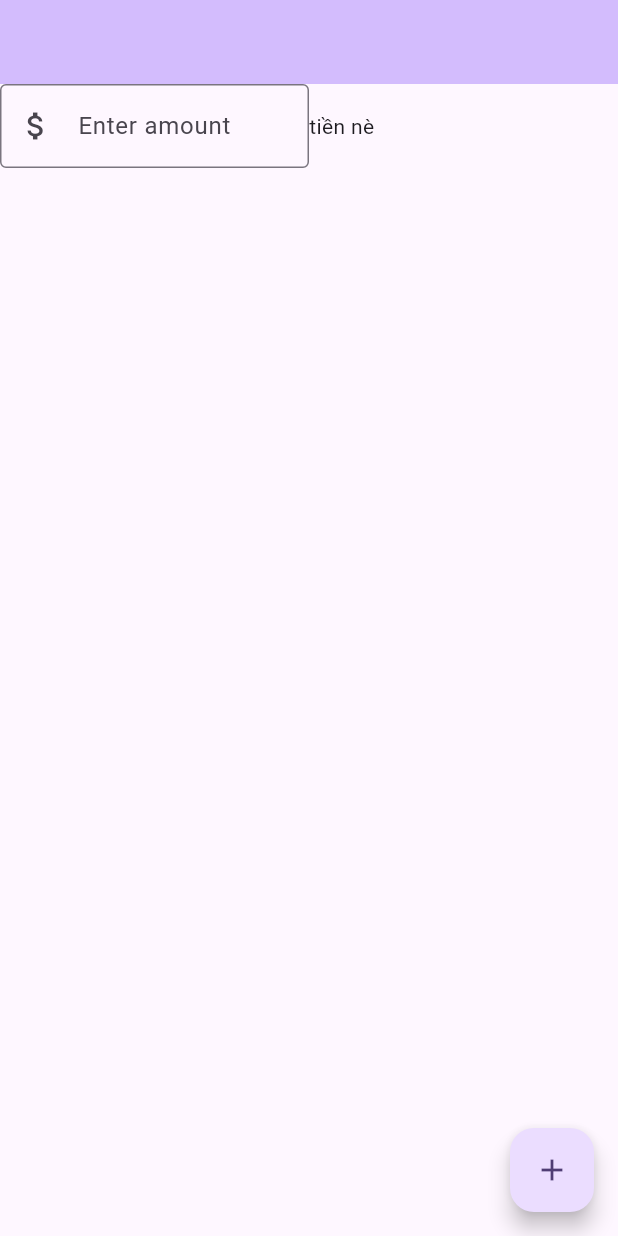
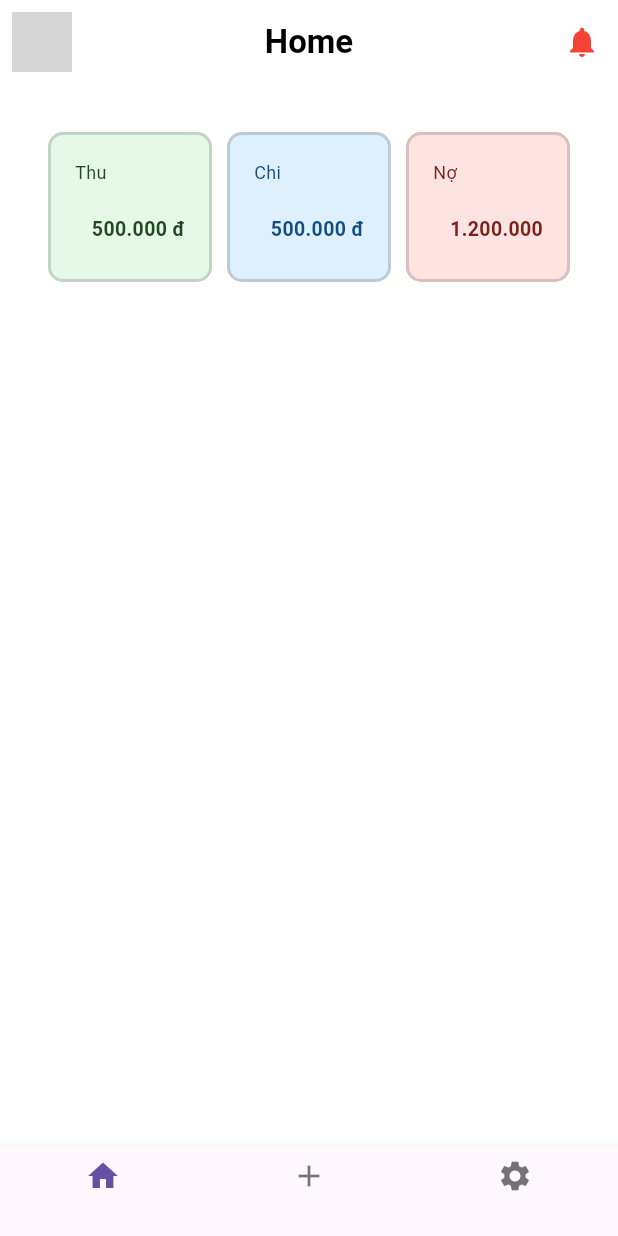
Before and after one commit to TinmaLai/GrowYourMoney, a Flutter app: the screen it shows after launch, on a phone screen of 412 x 824 dp. Run offline on Flutter 3.47's test engine with Material 3 defaults, Android fonts, the phone set to English and light mode, and no system bars; grey boxes are pictures that could not be loaded.

Commit message:
ve dc ti giao dien

```diff
--- a/lib/main.dart
+++ b/lib/main.dart
@@ -1,134 +1,258 @@
 import 'package:flutter/material.dart';
-import 'Input.dart';
 
 void main() {
-  runApp(const MyApp());
+  runApp(MyApp());
 }
 
 class MyApp extends StatelessWidget {
-  const MyApp({super.key});
-
-  // This widget is the root of your application.
   @override
   Widget build(BuildContext context) {
     return MaterialApp(
-      title: 'GYM - Grow Your Money',
-      theme: ThemeData(
-        // This is the theme of your application.
-        //
-        // TRY THIS: Try running your application with "flutter run". You'll see
-        // the application has a purple toolbar. Then, without quitting the app,
-        // try changing the seedColor in the colorScheme below to Colors.green
-        // and then invoke "hot reload" (save your changes or press the "hot
-        // reload" button in a Flutter-supported IDE, or press "r" if you used
-        // the command line to start the app).
-        //
-        // Notice that the counter didn't reset back to zero; the application
-        // state is not lost during the reload. To reset the state, use hot
-        // restart instead.
-        //
-        // This works for code too, not just values: Most code changes can be
-        // tested with just a hot reload.
-        colorScheme: ColorScheme.fromSeed(seedColor: Colors.deepPurple),
-        useMaterial3: true,
-      ),
-      home: const MyHomePage(),
+      home: HomeScreen(),
+      debugShowCheckedModeBanner: false, // Thêm dòng này để bỏ ruy băng debug
     );
   }
 }
 
-class MyHomePage extends StatefulWidget {
-  const MyHomePage({super.key});
-
-  // This widget is the home page of your application. It is stateful, meaning
-  // that it has a State object (defined below) that contains fields that affect
-  // how it looks.
-
-  // This class is the configuration for the state. It holds the values (in this
-  // case the title) provided by the parent (in this case the App widget) and
-  // used by the build method of the State. Fields in a Widget subclass are
-  // always marked "final".
-
-
-  @override
-  State<MyHomePage> createState() => _MyHomePageState();
-}
-
-class _MyHomePageState extends State<MyHomePage> {
-  List<MoneyInputField> moneyInputFields = [];
-  int _counter = 0;
-
-  void _incrementCounter() {
-    setState(() {
-      // This call to setState tells the Flutter framework that something has
-      // changed in this State, which causes it to rerun the build method below
-      // so that the display can reflect the updated values. If we changed
-      // _counter without calling setState(), then the build method would not be
-      // called again, and so nothing would appear to happen.
-      _counter++;
-    });
-
-  }
-
+class HomeScreen extends StatelessWidget {
   @override
   Widget build(BuildContext context) {
-    // This method is rerun every time setState is called, for instance as done
-    // by the _incrementCounter method above.
-    //
-    // The Flutter framework has been optimized to make rerunning build methods
-    // fast, so that you can just rebuild anything that needs updating rather
-    // than having to individually change instances of widgets.
     return Scaffold(
+      backgroundColor: Colors.white,
       appBar: AppBar(
-        // TRY THIS: Try changing the color here to a specific color (to
-        // Colors.amber, perhaps?) and trigger a hot reload to see the AppBar
-        // change color while the other colors stay the same.
-        backgroundColor: Theme.of(context).colorScheme.inversePrimary,
-        // Here we take the value from the MyHomePage object that was created by
-        // the App.build method, and use it to set our appbar title.
-      ),
-      body: Column(
-        children: [
-
-          Row(
-            mainAxisAlignment: MainAxisAlignment.start,
-            mainAxisSize: MainAxisSize.max,
-            children: [
-            Flexible(
-              child: MoneyInputField(
-                onChanged: (amount) {
-                  print('Entered amount: $amount');
-                  // You can perform further actions with the entered amount here
-                },
-              ),
+        backgroundColor: Colors.white,
+        elevation: 0,
+        leading: const Padding(
+          padding: EdgeInsets.all(8.0),
+          child: CircleAvatar(
+            backgroundImage:
+                AssetImage(''), // Thay bằng hình ảnh avatar của bạn
+          ),
+        ),
+        centerTitle: true,
+        title: const Text(
+          'Home',
+          style: TextStyle(
+            color: Colors.black,
+            fontWeight: FontWeight.bold,
+          ),
+        ),
+        actions: [
+          IconButton(
+            icon: const Icon(
+              Icons.notifications,
+              color: Colors.red,
             ),
-            const Flexible(
-              child: Text('tiền nè')
-            ),
-
-
-          ],)
-
+            onPressed: () {},
+          )
         ],
       ),
+      body: Padding(
+        padding: const EdgeInsets.all(16.0),
+        child: Column(
+          crossAxisAlignment: CrossAxisAlignment.start,
+          children: [
+              Padding(
+                  padding: EdgeInsets.all(16.0),
+                  child: Row(
+                    children: [
+                      Expanded(
+                        child: Container(
+                          height: 100.0, // Thiết lập chiều cao là 100
+                          width: 200.0, // Thiết lập chiều rộng là 200
+                          decoration: BoxDecoration(
+                            color: const Color.fromARGB(255, 90, 206, 93).withOpacity(0.15),
+                            borderRadius: const BorderRadius.all(Radius.circular(10.0)),
+                            border: Border.all(
+                              color: Colors.black.withOpacity(0.15), // Màu của viền
+                              width: 2, // Độ rộng của viền
+                            ),
+                          ),
+                          child: const Padding(
+                            padding: EdgeInsets.all(16.0),
+                            child: Column(
+                              children: [
+                                Align(
+                                  alignment: Alignment.centerLeft,
+                                  child: Text(
+                                    'Thu',
+                                    style: TextStyle(
+                                      color: Color.fromARGB(255, 32, 73, 33),
+                                      fontSize: 12,
+                                    ),
+                                  ),
+                                ),
+                                SizedBox(height: 20),
+                                Align(
+                                  alignment: Alignment.centerRight,
+                                  child: Text(
+                                    '500.000 đ',
+                                    style: TextStyle(
+                                      color: Color.fromARGB(255, 32, 73, 33),
+                                      fontSize: 13,
+                                      fontWeight: FontWeight.bold, // Bôi đậm chữ
+                                    ),
+                                  ),
+                                ),
+                                // Thêm nội dung khác của ô này tại đây
+                              ],
+                            ),
+                          ),
+                        ),
+                      ),
+                      const SizedBox(width: 10),
+                      Expanded(
+                        child: Container(
+                          height: 100.0, // Thiết lập chiều cao là 100
+                          width: 200.0,
+                          decoration: BoxDecoration(
+                            color:Colors.blue.withOpacity(0.15), // Thay đổi màu sắc cho ô thứ hai
+                            borderRadius: const BorderRadius.all(Radius.circular(10.0)),
+                            border: Border.all(
+                              color: Colors.black.withOpacity(0.15), // Màu của viền
+                              width: 2, // Độ rộng của viền
+                            ),
 
+                          ),
+                          child: const Padding(
+                            padding: EdgeInsets.all(16.0),
+                            child: Column(
+                              children: [
+                                Align(
+                                  alignment: Alignment.centerLeft,
+                                  child: Text(
+                                    'Chi',
+                                    style: TextStyle(
+                                      color: Color.fromARGB(255, 17, 78, 128),
+                                      fontSize: 12,
+                                    ),
+                                  ),
+                                ),
+                                SizedBox(height: 20),
+                                Align(
+                                  alignment: Alignment.centerRight,
+                                  child: Text(
+                                    '500.000 đ',
+                                    style: TextStyle(
+                                      color: Color.fromARGB(255, 17, 78, 128),
+                                      fontSize: 13,
+                                      fontWeight: FontWeight.bold, // Bôi đậm chữ
+                                    ),
+                                  ),
+                                ),
+                              ],
+                            ),
+                          ),
+                        ),
+                      ),
+                      const SizedBox(width: 10),
+                      Expanded(
+                        child: Container(
+                          height: 100.0, // Thiết lập chiều cao là 100
+                          width: 200.0,
+                          decoration: BoxDecoration(
+                            color:Colors.red.withOpacity(0.15), // Thay đổi màu sắc cho ô thứ hai
+                            borderRadius: const BorderRadius.all(Radius.circular(10.0)),
+                            border: Border.all(
+                              color: Colors.black.withOpacity(0.15), // Màu của viền
+                              width: 2, // Độ rộng của viền
+                            ),
 
-      floatingActionButton: FloatingActionButton(
-        onPressed: () {
-          setState(() {
-            moneyInputFields.add(
-              MoneyInputField(
-                onChanged: (amount) {
-                  print('Entered amount: $amount');
-                  // You can perform further actions with the entered amount here
-                },
-              ),
-            );
-          });
-        },
-        tooltip: 'Increment',
-        child: const Icon(Icons.add),
+                          ),
+                          child: const Padding(
+                            padding: EdgeInsets.all(16.0),
+                            child: Column(
+                              children: [
+                                Align(
+                                  alignment: Alignment.centerLeft,
+                                  child: Text(
+                                    'Nợ',
+                                    style: TextStyle(
+                                      color: Color.fromARGB(255, 121, 33, 27),
+                                      fontSize: 12,
+                                    ),
+                                  ),
+                                ),
+                                SizedBox(height: 20),
+                                Align(
+                                  alignment: Alignment.centerRight,
+                                  child: Text(
+                                    '1.200.000',
+                                    style: TextStyle(
+                                      color: Color.fromARGB(255, 121, 33, 27),
+                                      fontSize: 13,
+                                      fontWeight: FontWeight.bold, // Bôi đậm chữ
+                                    ),
+                                  ),
+                                ),
+
+                                // Thêm nội dung khác của ô này tại đây
+                              ],
+                            ),
+                          ),
+                        ),
+                      ),
+                    ],
+                  )),
+          ],
+        ),
+      ),
+      bottomNavigationBar: BottomNavigationBar(
+        items: const [
+          BottomNavigationBarItem(
+            icon: Icon(Icons.home),
+            label: '',
+          ),
+          BottomNavigationBarItem(
+            icon: Icon(Icons.add),
+            label: '',
+          ),
+          BottomNavigationBarItem(
+            icon: Icon(Icons.settings),
+            label: '',
+          ),
+        ],
       ),
     );
   }
 }
+
+class TransactionTile extends StatelessWidget {
+  final String icon;
+  final String store;
+  final String accountType;
+  final String amount;
+  final String date;
+
+  TransactionTile({
+    required this.icon,
+    required this.store,
+    required this.accountType,
+    required this.amount,
+    required this.date,
+  });
+
+  @override
+  Widget build(BuildContext context) {
+    return ListTile(
+      leading: CircleAvatar(
+        backgroundImage: AssetImage(icon),
+      ),
+      title: Text(store),
+      subtitle: Column(
+        crossAxisAlignment: CrossAxisAlignment.start,
+        children: [
+          Text(accountType),
+          Text(date),
+        ],
+      ),
+      trailing: Text(
+        amount,
+        style: const TextStyle(
+          color: Colors.green,
+          fontWeight: FontWeight.bold,
+        ),
+      ),
+    );
+  }
+}
```
